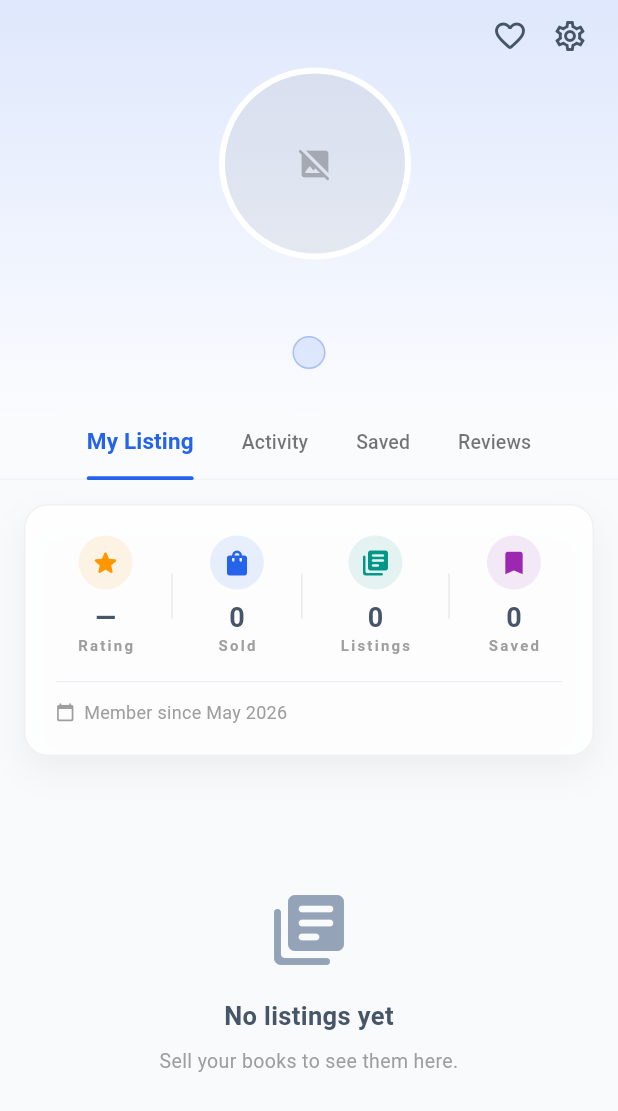
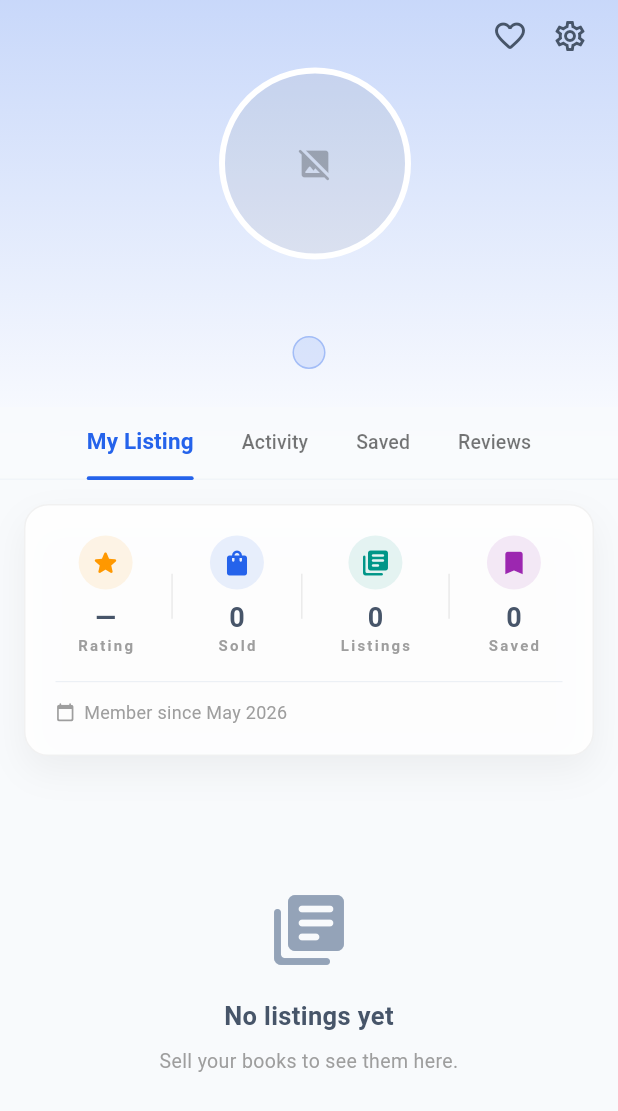
Before and after one commit to pankajsharma0001/smart-pulchowk-flutter, a Flutter app: the ProfilePage screen opened directly, on a phone screen of 412 x 824 dp. Shown: the top 1111 px of the screen. Run offline on Flutter 3.47's test engine with Material 3 defaults, Android fonts, the phone set to English and light mode, and no system bars; our stand-ins replace cached_network_image, confetti, connectivity_plus, file_picker, firebase_analytics, firebase_auth and 17 more; missing offline and left inert: add_2_calendar, maplibre_gl, pdfx; accounts and stored records are empty; network calls fail.

Commit message:
feat: implement core UI features including home dashboard, lost and found, and profile management

```diff
--- a/lib/features/home/home_page.dart
+++ b/lib/features/home/home_page.dart
@@ -16,7 +16,7 @@ import 'package:smart_pulchowk/core/models/lost_found.dart';
 import 'package:smart_pulchowk/core/services/api_service.dart';
 import 'package:smart_pulchowk/core/widgets/shimmer_loading.dart';
 import 'package:smart_pulchowk/features/events/event_details_page.dart';
-import 'package:smart_pulchowk/core/widgets/app_refresher.dart';
+
 import 'package:smart_pulchowk/core/widgets/pdf_viewer.dart';
 import 'package:smart_pulchowk/core/widgets/image_viewer.dart';
 import 'package:smart_pulchowk/core/services/notice_action_service.dart';
@@ -102,8 +102,9 @@ class _HomeContentState extends State<_HomeContent> {
   @override
   Widget build(BuildContext context) {
     return SafeArea(
-      child: AppRefresher(
+      child: RefreshIndicator(
         onRefresh: _handleRefresh,
+        color: AppColors.primary,
         child: SingleChildScrollView(
           physics: const AlwaysScrollableScrollPhysics(
             parent: BouncingScrollPhysics(),
--- a/lib/features/profile/profile_page.dart
+++ b/lib/features/profile/profile_page.dart
@@ -14,6 +14,7 @@ import 'package:smart_pulchowk/features/favorites/favorites_page.dart';
 import 'package:smart_pulchowk/core/services/haptic_service.dart';
 import 'package:smart_pulchowk/core/services/storage_service.dart';
 import 'dart:ui' as ui;
+import 'package:palette_generator/palette_generator.dart';
 
 class ProfilePage extends StatefulWidget {
   const ProfilePage({super.key});
@@ -37,6 +38,7 @@ class _ProfilePageState extends State<ProfilePage>
   StudentProfile? _studentProfile;
   List<Subject> _classroomSubjects = [];
   bool _isStudent = false;
+  Color? _extractedColor;
 
   static const _allTabs = [
     'My Listing',
@@ -157,12 +159,39 @@ class _ProfilePageState extends State<ProfilePage>
           user.id,
           forceRefresh: forceRefresh,
         );
-        if (mounted) setState(() => _reputation = rep);
+        if (mounted) {
+          setState(() => _reputation = rep);
+          _updatePalette();
+        }
       }
     } catch (e) {
       debugPrint('Error loading profile data: $e');
     } finally {
       if (mounted) setState(() => _isLoading = false);
+    }
+  }
+
+  Future<void> _updatePalette() async {
+    final image = _user?.image;
+    if (image == null || image.isEmpty) return;
+
+    final imageUrl = ApiService.processImageUrl(image);
+    if (imageUrl == null) return;
+
+    try {
+      final palette = await PaletteGenerator.fromImageProvider(
+        NetworkImage(imageUrl),
+        maximumColorCount: 20,
+      );
+      if (mounted) {
+        setState(() {
+          _extractedColor = palette.vibrantColor?.color ??
+              palette.dominantColor?.color ??
+              palette.mutedColor?.color;
+        });
+      }
+    } catch (e) {
+      debugPrint('Error generating palette: $e');
     }
   }
 
@@ -207,15 +236,17 @@ class _ProfilePageState extends State<ProfilePage>
     const double bottomHeight = 48.0;
     const double expandedHeight = 320.0;
 
+    final Color baseBgColor = isDark ? AppColors.backgroundDark : AppColors.backgroundLight;
+    final Color adaptiveFullBg = _extractedColor != null
+        ? Color.alphaBlend(_extractedColor!.withValues(alpha: isDark ? 0.05 : 0.03), baseBgColor)
+        : baseBgColor;
+
     return Scaffold(
-      backgroundColor: isDark
-          ? AppColors.backgroundDark
-          : AppColors.backgroundLight,
+      backgroundColor: adaptiveFullBg,
       body: RefreshIndicator(
         onRefresh: () => _loadData(forceRefresh: true),
-        child: CustomScrollView(
-          physics: const AlwaysScrollableScrollPhysics(),
-          slivers: [
+        child: NestedScrollView(
+          headerSliverBuilder: (context, innerBoxIsScrolled) => [
             SliverAppBar(
               pinned: true,
               expandedHeight: expandedHeight,
@@ -247,41 +278,38 @@ class _ProfilePageState extends State<ProfilePage>
                   indicatorColor: cs.primary,
                   indicatorWeight: 3,
                   labelColor: cs.primary,
-                  unselectedLabelColor: isDark
-                      ? Colors.white54
-                      : Colors.black54,
+                  unselectedLabelColor: isDark ? Colors.white54 : Colors.black54,
                   labelStyle: AppTextStyles.labelLarge.copyWith(
                     fontWeight: FontWeight.bold,
                   ),
                   isScrollable: true,
                   tabAlignment: TabAlignment.center,
                   tabs: tabs.map((t) => Tab(text: t)).toList(),
-                  onTap: (index) => setState(() {}),
-                ),
-              ),
-            ),
-
-            // Reputation / stats card
+                ),
+              ),
+            ),
             SliverToBoxAdapter(child: _buildStatsCard(isDark, cs)),
-
-            // Tab content
-            _buildTabContent(isDark, cs),
-
-            SliverToBoxAdapter(
-              child: SizedBox(
-                height: MediaQuery.of(context).size.height * 0.6,
-              ),
-            ),
           ],
-        ),
-      ),
-    );
-  }
-
-  Widget _buildTabContent(bool isDark, ColorScheme cs) {
-    final idx = _tabController.index;
-    final tab = _activeTabs[idx];
-
+          body: TabBarView(
+            controller: _tabController,
+            children: tabs.map((tab) => _buildTabBody(tab, isDark, cs)).toList(),
+          ),
+        ),
+      ),
+    );
+  }
+
+  Widget _buildTabBody(String tab, bool isDark, ColorScheme cs) {
+    return CustomScrollView(
+      physics: const AlwaysScrollableScrollPhysics(),
+      slivers: [
+        _buildTabContentForTab(tab, isDark, cs),
+        const SliverPadding(padding: EdgeInsets.only(bottom: 100)),
+      ],
+    );
+  }
+
+  Widget _buildTabContentForTab(String tab, bool isDark, ColorScheme cs) {
     switch (tab) {
       case 'My Listings':
         return _buildListingsGrid(isDark);
@@ -313,8 +341,13 @@ class _ProfilePageState extends State<ProfilePage>
         : (progress * 1.2).clamp(0.0, 1.0);
     final double screenWidth = MediaQuery.of(context).size.width;
 
+    final Color bgColor = isDark ? AppColors.backgroundDark : Colors.white;
+    final Color adaptiveBg = _extractedColor != null
+        ? Color.alphaBlend(_extractedColor!.withValues(alpha: isDark ? 0.1 : 0.05), bgColor)
+        : bgColor;
+
     return Container(
-      color: (isDark ? AppColors.backgroundDark : Colors.white).withValues(
+      color: adaptiveBg.withValues(
         alpha: bgOpacity,
       ),
       child: Stack(
@@ -326,8 +359,8 @@ class _ProfilePageState extends State<ProfilePage>
               decoration: BoxDecoration(
                 gradient: LinearGradient(
                   colors: [
-                    cs.primary.withValues(alpha: isDark ? 0.4 : 0.15),
-                    cs.primary.withValues(alpha: 0),
+                    (_extractedColor ?? cs.primary).withValues(alpha: isDark ? 0.35 : 0.25),
+                    (_extractedColor ?? cs.primary).withValues(alpha: 0),
                   ],
                   begin: Alignment.topCenter,
                   end: Alignment.bottomCenter,
--- a/pubspec.yaml
+++ b/pubspec.yaml
@@ -91,6 +91,7 @@ dependencies:
   # App info
   package_info_plus: ^8.3.1
   share_plus: ^12.0.1
+  palette_generator: ^0.3.3+7
 
 dev_dependencies:
   flutter_test:
```
Also changed, not shown: lib/features/lost_found/lost_found.dart (+40 -13 lines), lib/features/map/widgets/chat_bot_widget.dart (+51 -13 lines), pubspec.lock.
